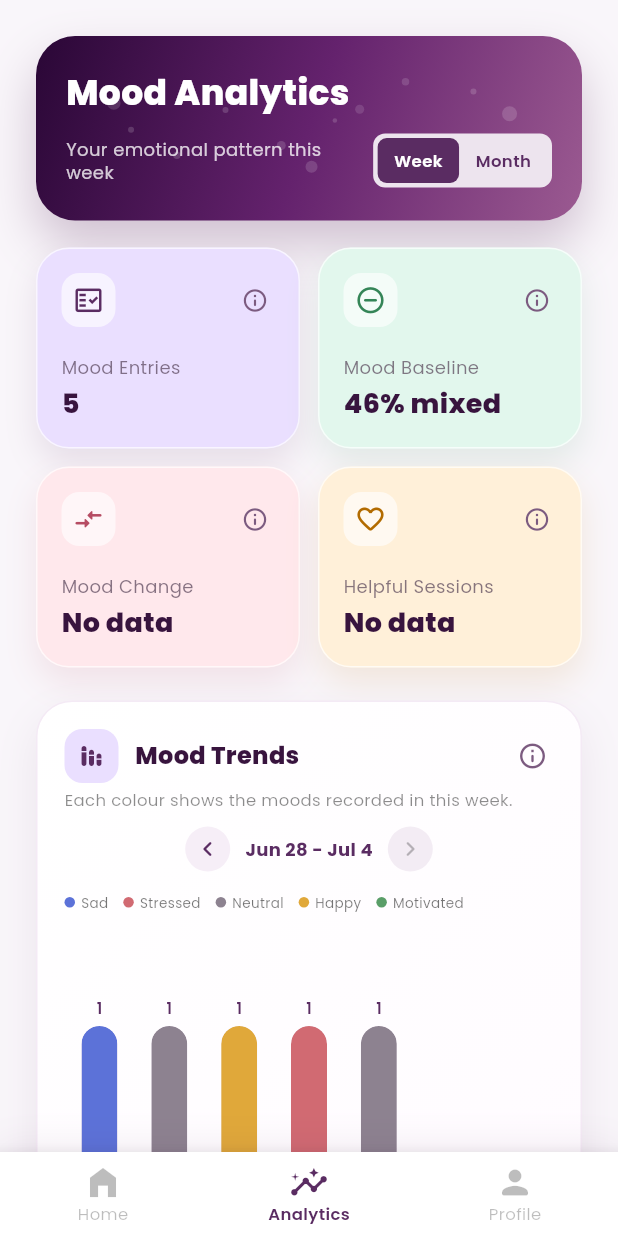
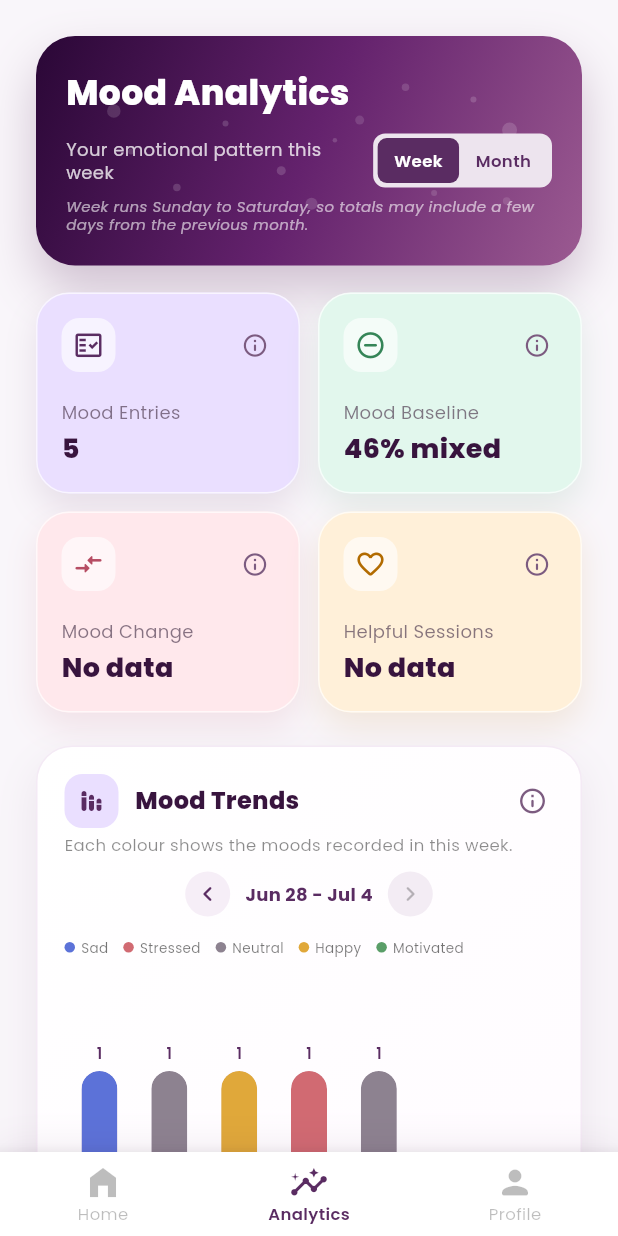
Before and after one commit to afieqahz/AURALIA, a Flutter app: the MainLayout screen opened directly, item 2 of the bottom bar chosen, on a phone screen of 412 x 824 dp. Run offline on Flutter 3.47's test engine with Material 3 defaults, Android fonts, the phone set to English and light mode, and no system bars; our stand-ins replace flutter_local_notifications, google_fonts, just_audio, shared_preferences, timezone; missing offline and left inert: spotify_sdk; accounts and stored records are empty.

Commit message:
Clarify weekly analytics range

```diff
--- a/lib/features/mood_tracking/screens/analytics_screen.dart
+++ b/lib/features/mood_tracking/screens/analytics_screen.dart
@@ -238,6 +238,20 @@ class _AnalyticsHeader extends StatelessWidget {
                   _RangeSelector(value: range, onChanged: onRangeChanged),
                 ],
               ),
+              if (range == _AnalyticsRange.weekly) ...[
+                const SizedBox(height: 6),
+                Text(
+                  'Week runs Sunday to Saturday, so totals may include a few days from the previous month.',
+                  maxLines: 2,
+                  overflow: TextOverflow.ellipsis,
+                  style: GoogleFonts.poppins(
+                    fontSize: 10,
+                    height: 1.2,
+                    fontStyle: FontStyle.italic,
+                    color: Colors.white.withValues(alpha: 0.6),
+                  ),
+                ),
+              ],
             ],
           ),
         ],
```
